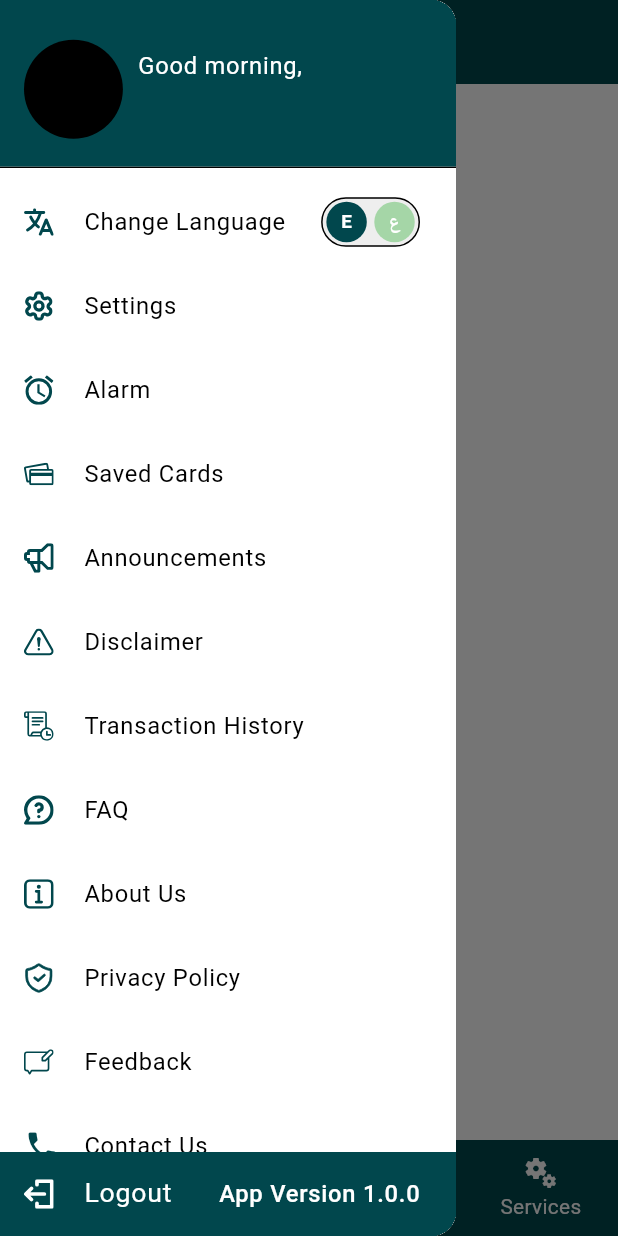
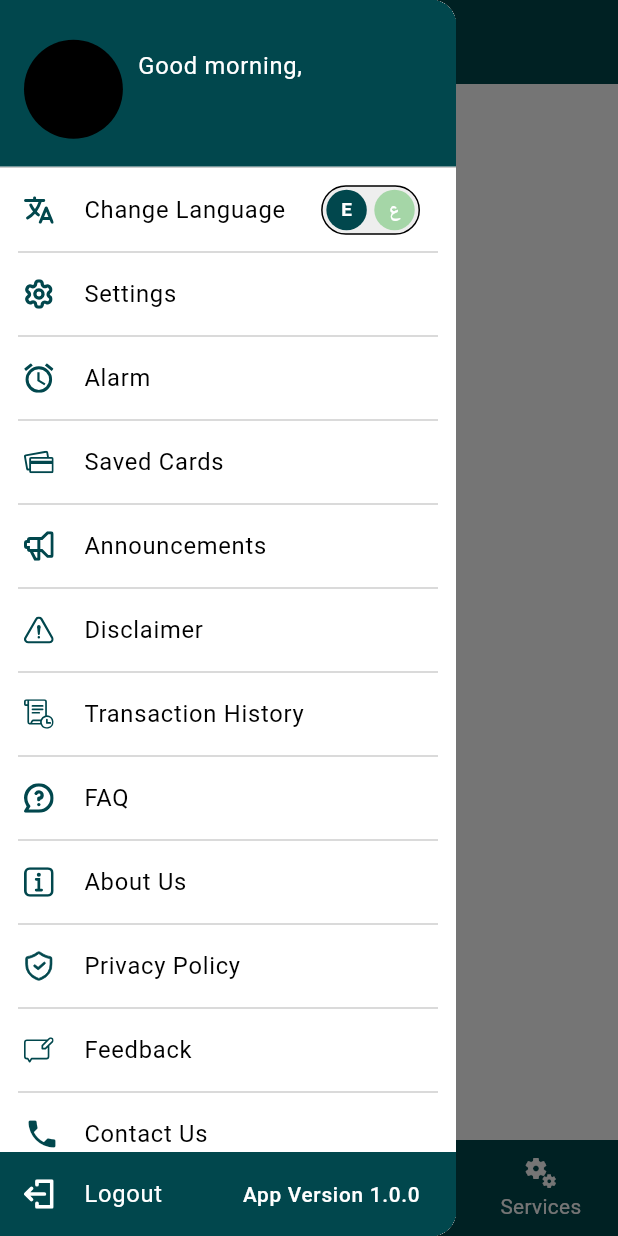
Before and after one commit to Dushy007/owwsc_flutter, a Flutter app: the BottomNavigationBarScaffold screen opened directly, with the side drawer open, on a phone screen of 412 x 824 dp. Run offline on Flutter 3.47's test engine with Material 3 defaults, Android fonts, the phone set to English and light mode, and no system bars; our stand-ins replace dio, equatable, flutter_bloc, flutter_svg, freezed_annotation, geocoding and 6 more; missing offline and left inert: encrypt; accounts and stored records are empty.

Commit message:
add global theme for Divider widget

```diff
--- a/lib/core/theme/app_theme.dart
+++ b/lib/core/theme/app_theme.dart
@@ -39,6 +39,7 @@ class AppTheme {
       inputDecorationTheme: _buildInputDecorationTheme(false),
       checkboxTheme: _buildCheckboxTheme(false),
       dialogTheme: _buildDialogTheme(),
+      dividerTheme: _buildDividerTheme(),
     );
   }
 
@@ -136,6 +137,10 @@ class AppTheme {
 
   static AppBarTheme _buildAppBarTheme() {
     return AppBarTheme(backgroundColor: primaryColor);
+  }
+
+  static DividerThemeData _buildDividerTheme() {
+    return DividerThemeData(color: Color(0xffCECECE));
   }
 
   static TextTheme _buildTextTheme(bool isDark) {
--- a/lib/core/widgets/app_drawer.dart
+++ b/lib/core/widgets/app_drawer.dart
@@ -183,7 +183,7 @@ class AppDrawer extends StatelessWidget {
                   ),
                 ),
                 Expanded(
-                  child: ListView.builder(
+                  child: ListView.separated(
                     itemCount: menuItems.length,
                     itemBuilder: (context, index) {
                       final menuItem = menuItems[index];
@@ -198,8 +198,14 @@ class AppDrawer extends StatelessWidget {
                           baseFontSize: 16,
                         ),
                         trailing: menuItem['trailingIcon'],
+                        visualDensity: VisualDensity(vertical: -4),
                       );
                     },
+                    separatorBuilder: (context, index) => Padding(
+                      padding: const EdgeInsets.symmetric(horizontal: 12.0),
+                      child: const Divider(),
+                    ),
+                    physics: ClampingScrollPhysics(),
                   ),
                 ),
                 Container(
@@ -215,12 +221,12 @@ class AppDrawer extends StatelessWidget {
                     ),
                     title: ResponsiveText(
                       'Logout',
-                      baseFontSize: 18,
+                      baseFontSize: 16,
                       color: Colors.white,
                     ),
                     trailing: ResponsiveText(
                       "App Version 1.0.0",
-                      baseFontSize: 16,
+                      baseFontSize: 14,
                       color: Colors.white,
                     ),
                   ),
```
Also changed, not shown: 2 other files.
